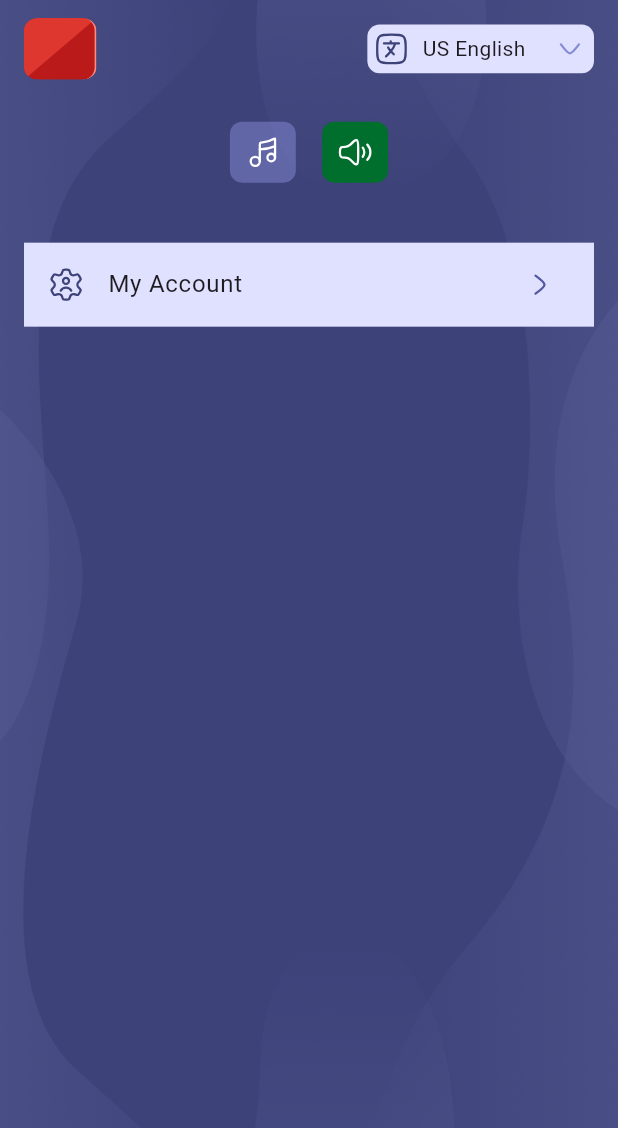
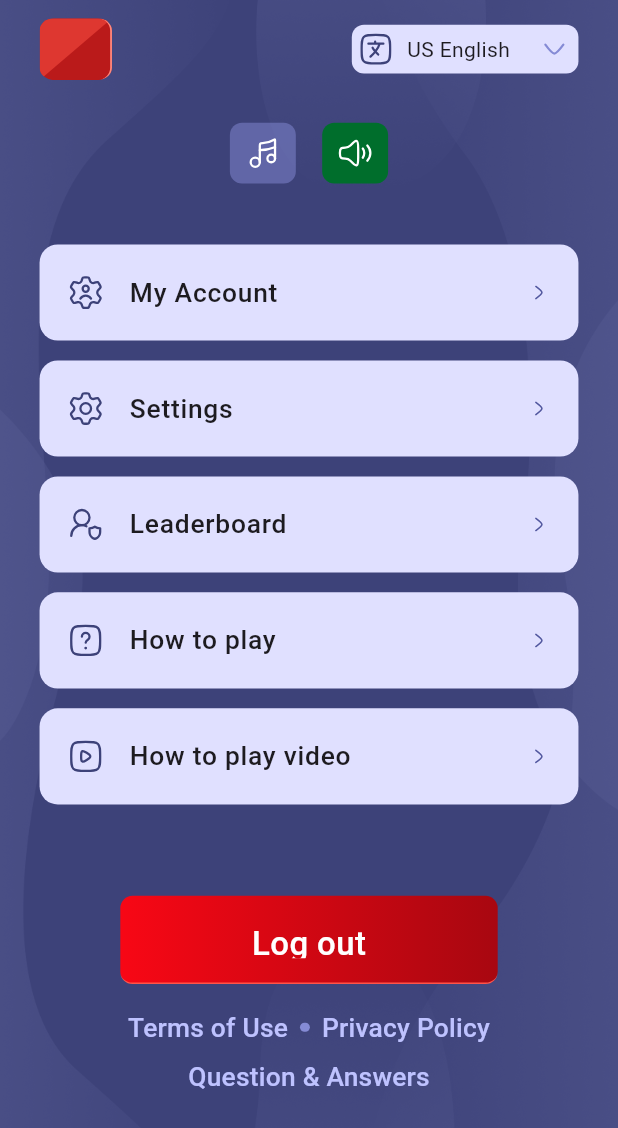
Before and after one commit to santorasu/angelgrullxm_social_network_app, a Flutter app: the SideBarScreen screen opened directly, on a phone screen of 412 x 824 dp. Shown: the top 1128 px of the screen. Run offline on Flutter 3.47's test engine with Material 3 defaults, Android fonts, the phone set to English and light mode, and no system bars; our stand-ins replace flutter_screenutil, flutter_svg, google_fonts, pin_code_fields; missing offline and left inert: country_pickers; Roboto replaces fonts that are missing (Roboto Flex).

Commit message:
Added side bar UI design

```diff
--- a/lib/src/core/constant/icons.dart
+++ b/lib/src/core/constant/icons.dart
@@ -20,4 +20,5 @@ class AppIcons {
   static const String iconBackground = "$iconsUrl/icon_background.svg";
   static const String languageIconSvg = "$iconsUrl/language.svg";
   static const String dropDownSvg = "$iconsUrl/drop_down.svg";
+  static const String settingIconSvg = "$iconsUrl/settings_icon.svg";
 }
--- a/lib/src/feature/neheelsounfan/screen/presentation/side_bar_screen.dart
+++ /dev/null
@@ -1,97 +0,0 @@
-import 'package:angelgrullxm_social_network_app/src/feature/neheelsounfan/screen/start_screen/widgets/app_screen_background.dart';
-import 'package:flutter/material.dart';
-import 'package:flutter_screenutil/flutter_screenutil.dart';
-import 'package:flutter_svg/flutter_svg.dart';
-
-import '../../../../core/constant/icons.dart';
-import '../start_screen/widgets/app_button.dart';
-import '../start_screen/widgets/icon_box.dart';
-
-class SideBarScreen extends StatelessWidget {
-  const SideBarScreen({super.key});
-
-  @override
-  Widget build(BuildContext context) {
-    return Scaffold(
-      body: AppScreenBackground(
-        child: SafeArea(
-          child: Padding(
-            padding: EdgeInsets.symmetric(horizontal: 16.0, vertical: 12.0),
-            child: Column(
-              crossAxisAlignment: CrossAxisAlignment.start,
-              children: [
-                Row(
-                  mainAxisAlignment: MainAxisAlignment.spaceBetween,
-                  children: [
-                    SvgButton(
-                      svgAsset: AppIcons.iconBackground,
-                      icon: SvgPicture.asset(
-                        AppIcons.cancelSvg,
-                        height: 24.h,
-                        width: 24.w,
-                      ),
-                      width: 40.w,
-                      height: 40.h,
-                      onTap: () {
-                        Navigator.pop(context);
-                      },
-                    ),
-                    SizedBox(width: 100.w),
-                    Container(
-                     // width: 148.w,
-                      height: 32.h,
-                      decoration: BoxDecoration(
-                        color: Color(0xffE0E0FF),
-                        borderRadius: BorderRadius.circular(8.r),
-                      ),
-                      child: Padding(
-                        padding:  EdgeInsets.all(4.r),
-                        child: Row(
-                          children: [
-                            SvgPicture.asset(AppIcons.languageIconSvg),
-                            SizedBox(width: 8.w),
-                            Text('US English'),
-                            SizedBox(width: 16.w),
-                            SvgPicture.asset(AppIcons.dropDownSvg),
-                          ],
-                        ),
-                      ),
-                    ),
-                  ],
-                ),
-                SizedBox(height: 28),
-
-                Row(
-                  mainAxisAlignment: MainAxisAlignment.center,
-                  children: [
-                    IconBox(
-                      icon: SvgPicture.asset(AppIcons.musicSvg,height: 28.h,width: 28.w,),
-                      backgroundColor:  Color(0xff858BD5).withValues(alpha: 0.5),
-                    ),
-                    SizedBox(width: 16.w),
-                    IconBox(
-                      icon: SvgPicture.asset(AppIcons.volumeIcon,height: 28.h,width: 28.w,),
-                      backgroundColor:  Color(0xff006E2C),
-                    ),
-                  ],
-                ),
-
-                SizedBox(height: 40),
-
-                Container(
-                  color: Color(0xffE0E0FF),
-                  child: ListTile(
-                    leading: SvgPicture.asset(AppIcons.settingsMan),
-                    title: Text('My Account'),
-                    trailing: SvgPicture.asset(AppIcons.forwardSvg),
-                  ),
-                )
-
-              ],
-            ),
-          ),
-        ),
-      ),
-    );
-  }
-}
--- /dev/null
+++ b/lib/src/feature/neheelsounfan/screen/side_bar/presentation/side_bar_screen.dart
@@ -0,0 +1,191 @@
+import 'package:angelgrullxm_social_network_app/src/feature/neheelsounfan/screen/start_screen/widgets/app_screen_background.dart';
+import 'package:flutter/material.dart';
+import 'package:flutter_screenutil/flutter_screenutil.dart';
+import 'package:flutter_svg/flutter_svg.dart';
+import '../../../../../core/constant/icons.dart';
+import '../../start_screen/widgets/app_button.dart';
+import '../../start_screen/widgets/icon_box.dart';
+import '../widgets/build_side_bar_tile.dart';
+import '../widgets/term_text.dart';
+
+class SideBarScreen extends StatelessWidget {
+  const SideBarScreen({super.key});
+
+  @override
+  Widget build(BuildContext context) {
+    return Scaffold(
+      body: AppScreenBackground(
+        child: SafeArea(
+          child: Padding(
+            padding: EdgeInsets.symmetric(horizontal: 24.w, vertical: 12.h),
+            child: Column(
+              crossAxisAlignment: CrossAxisAlignment.start,
+              children: [
+                Row(
+                  mainAxisAlignment: MainAxisAlignment.spaceBetween,
+                  children: [
+                    SvgButton(
+                      svgAsset: AppIcons.iconBackground,
+                      icon: SvgPicture.asset(
+                        AppIcons.cancelSvg,
+                        height: 24.h,
+                        width: 24.w,
+                      ),
+                      width: 40.w,
+                      height: 40.h,
+                      onTap: () {
+                        Navigator.pop(context);
+                      },
+                    ),
+                    SizedBox(width: 100.w),
+                    Container(
+                      height: 32.h,
+                      decoration: BoxDecoration(
+                        color: Color(0xffE0E0FF),
+                        borderRadius: BorderRadius.circular(8.r),
+                      ),
+                      child: Padding(
+                        padding: EdgeInsets.all(4.r),
+                        child: Row(
+                          children: [
+                            SvgPicture.asset(AppIcons.languageIconSvg),
+                            SizedBox(width: 8.w),
+                            Text('US English'),
+                            SizedBox(width: 16.w),
+                            SvgPicture.asset(AppIcons.dropDownSvg),
+                          ],
+                        ),
+                      ),
+                    ),
+                  ],
+                ),
+                SizedBox(height: 28.h),
+                Row(
+                  mainAxisAlignment: MainAxisAlignment.center,
+                  children: [
+                    IconBox(
+                      icon: SvgPicture.asset(
+                        AppIcons.musicSvg,
+                        height: 28.h,
+                        width: 28.w,
+                      ),
+                      backgroundColor: Color(0xff858BD5).withValues(alpha: 0.5),
+                    ),
+                    SizedBox(width: 16.w),
+                    IconBox(
+                      icon: SvgPicture.asset(
+                        AppIcons.volumeIcon,
+                        height: 28.h,
+                        width: 28.w,
+                      ),
+                      backgroundColor: Color(0xff006E2C),
+                    ),
+                  ],
+                ),
+                SizedBox(height: 40.h),
+                buildSettingsTile(
+                  title: 'My Account',
+                  leadingIconPath: AppIcons.settingsMan,
+                  trailingIconPath: AppIcons.forwardSvg,
+                  onTap: () {
+                    // handle tap
+                  },
+                ),
+                SizedBox(height: 13.h),
+                buildSettingsTile(
+                  title: 'Settings',
+                  leadingIconPath: AppIcons.settingIconSvg,
+                  trailingIconPath: AppIcons.forwardSvg,
+                  onTap: () {
+                    // handle tap
+                  },
+                ),
+                SizedBox(height: 13.h),
+                buildSettingsTile(
+                  title: 'Leaderboard',
+                  leadingIconPath: AppIcons.personSvg,
+                  trailingIconPath: AppIcons.forwardSvg,
+                  onTap: () {
+                    // handle tap
+                  },
+                ),
+                SizedBox(height: 13.h),
+                buildSettingsTile(
+                  title: 'How to play',
+                  leadingIconPath: AppIcons.questionSvg,
+                  trailingIconPath: AppIcons.forwardSvg,
+                  onTap: () {
+                    // handle tap
+                  },
+                ),
+                SizedBox(height: 13.h),
+                buildSettingsTile(
+                  title: 'How to play video',
+                  leadingIconPath: AppIcons.videoSvg,
+                  trailingIconPath: AppIcons.forwardSvg,
+                  onTap: () {
+                    // handle tap
+                  },
+                ),
+                SizedBox(height: 60.h),
+                Center(
+                  child: Container(
+                    height: 58.h,
+                    width: 229.w,
+                    padding: EdgeInsets.symmetric(vertical: 16.h, horizontal: 40.w),
+                    alignment: Alignment.center,
+                    decoration: BoxDecoration(
+                      borderRadius: BorderRadius.circular(8.r),
+                      gradient: const LinearGradient(
+                        begin: Alignment.centerLeft,
+                        end: Alignment.centerRight,
+                        colors: [
+                          Color(0xFFF80715),
+                          Color(0xFFA80710),
+                        ],
+                      ),
+                      border: Border(
+                        bottom: BorderSide(
+                          color: const Color(0xFFFF5449),
+                          width: 1,
+                        ),
+                      ),
+                    ),
+                    child: Text(
+                      'Log out',
+                      style: TextStyle(
+                        fontSize: 20.sp,
+                        fontWeight: FontWeight.w500,
+                        fontFamily: 'Roboto Flex',
+                        color: Colors.white,
+                      ),
+                    ),
+                  ),
+                ),
+                SizedBox(height: 16.h),
+
+            Column(
+              children: [
+                Row(
+                  mainAxisAlignment: MainAxisAlignment.center,
+                  children: [
+                    TermsText(text: 'Terms of Use'),
+                    SizedBox(width: 8),
+                    CircleIndicator(),
+                    SizedBox(width: 8),
+                    TermsText(text: 'Privacy Policy'),
+                  ],
+                ),
+                SizedBox(height: 8),
+                TermsText(text: 'Question & Answers')
+              ],
+            )
+
+              ],
+            ),
+          ),
+        ),
+      ),
+    );
+  }
+}
--- /dev/null
+++ b/lib/src/feature/neheelsounfan/screen/side_bar/widgets/build_side_bar_tile.dart
@@ -0,0 +1,27 @@
+import 'package:flutter/material.dart';
+import 'package:flutter_screenutil/flutter_screenutil.dart';
+import 'package:flutter_svg/svg.dart';
+
+Widget buildSettingsTile({
+  required String title,
+  required String leadingIconPath,
+  required String trailingIconPath,
+  VoidCallback? onTap,
+}) {
+  return Container(
+    decoration: BoxDecoration(
+      color: const Color(0xffE0E0FF),
+      borderRadius: BorderRadius.circular(12.r),
+    ),
+    child: ListTile(
+      contentPadding: EdgeInsets.symmetric(horizontal: 16.w, vertical: 4.h),
+      leading: SvgPicture.asset(leadingIconPath, width: 24.w, height: 24.h),
+      title: Text(
+        title,
+        style: TextStyle(fontSize: 16.sp, fontWeight: FontWeight.w500),
+      ),
+      trailing: SvgPicture.asset(trailingIconPath, width: 16.w, height: 16.h),
+      onTap: onTap,
+    ),
+  );
+}
--- /dev/null
+++ b/lib/src/feature/neheelsounfan/screen/side_bar/widgets/term_text.dart
@@ -0,0 +1,38 @@
+import 'package:flutter/material.dart';
+import 'package:flutter_screenutil/flutter_screenutil.dart';
+
+class TermsText extends StatelessWidget {
+  final String text;
+
+  const TermsText({super.key, required this.text});
+
+  @override
+  Widget build(BuildContext context) {
+    return Text(
+      text,
+      style: TextStyle(
+        fontFamily: "Roboto Flex",
+        fontSize: 16.sp,
+        fontWeight: FontWeight.w500,
+        letterSpacing: 0.15,
+        color: Color(0xffBEC2FF),
+      ),
+    );
+  }
+}
+
+class CircleIndicator extends StatelessWidget {
+  const CircleIndicator({super.key});
+
+  @override
+  Widget build(BuildContext context) {
+    return Container(
+      height: 6.h,
+      width: 6.w,
+      decoration: BoxDecoration(
+        borderRadius: BorderRadius.circular(100.r),
+        color: Color(0xff858BD5),
+      ),
+    );
+  }
+}
--- a/lib/src/feature/neheelsounfan/screen/start_screen/presentaion/start_screen.dart
+++ b/lib/src/feature/neheelsounfan/screen/start_screen/presentaion/start_screen.dart
@@ -3,7 +3,7 @@ import 'package:angelgrullxm_social_network_app/src/feature/neheelsounfan/screen
 import 'package:flutter/material.dart';
 import 'package:flutter_screenutil/flutter_screenutil.dart';
 import 'package:flutter_svg/flutter_svg.dart';
-import '../../presentation/side_bar_screen.dart';
+import '../../side_bar/presentation/side_bar_screen.dart';
 import '../widgets/app_button.dart';
 import '../widgets/icon_box.dart';
 
--- a/lib/src/feature/neheelsounfan/screen/start_screen/widgets/app_button.dart
+++ b/lib/src/feature/neheelsounfan/screen/start_screen/widgets/app_button.dart
@@ -3,7 +3,7 @@ import 'package:flutter_svg/flutter_svg.dart';
 import 'package:flutter_screenutil/flutter_screenutil.dart';
 
 class SvgButton extends StatelessWidget {
-  final String svgAsset;
+  final String? svgAsset;
   final String? text;
   final SvgPicture? icon;
   final double width;
@@ -12,7 +12,7 @@ class SvgButton extends StatelessWidget {
   final TextStyle? textStyle;
 
   const SvgButton({
-    Key? key,
+    super.key,
     required this.svgAsset,
     this.text,
     this.icon,
@@ -20,8 +20,7 @@ class SvgButton extends StatelessWidget {
     this.width = 229,
     this.height = 58,
     this.textStyle,
-  })  : assert(text != null || icon != null, 'Either text or icon must be provided'),
-        super(key: key);
+  })  : assert(text != null || icon != null, 'Either text or icon must be provided');
 
   @override
   Widget build(BuildContext context) {
@@ -34,7 +33,7 @@ class SvgButton extends StatelessWidget {
           alignment: Alignment.center,
           children: [
             SvgPicture.asset(
-              svgAsset,
+              svgAsset!,
               width: width.w,
               height: height.h,
               fit: BoxFit.fill,
```
Also changed, not shown: assets/icons/settings_icon.svg (added).
